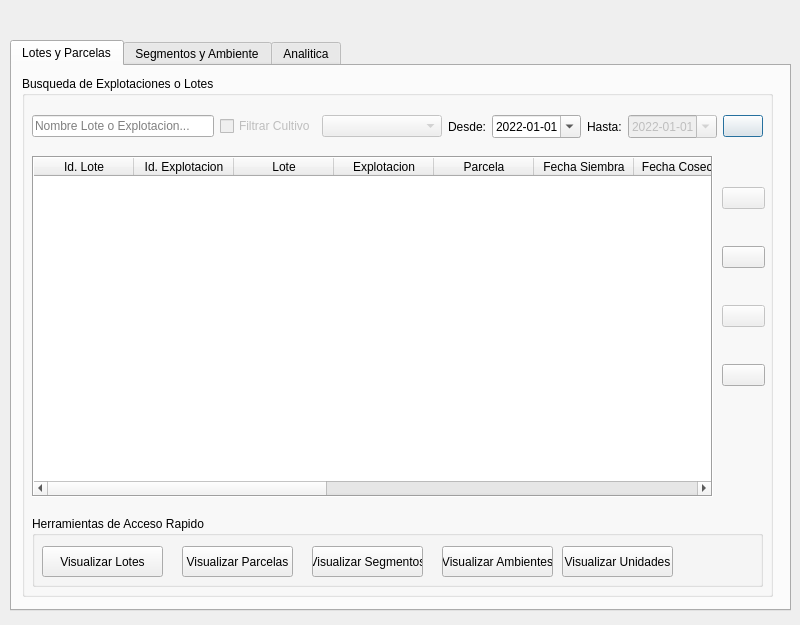
franciscocontreras93/agrae, file ui/agrae_main.ui: the form before one commit.
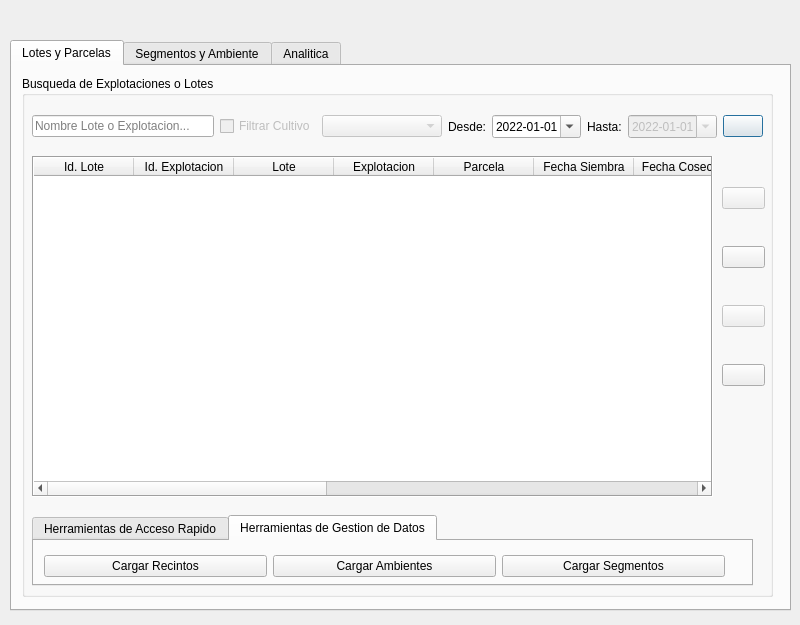
The form after the commit. The open tabs and pages were chosen to show the change.

```diff
--- a/ui/agrae_main.ui
+++ b/ui/agrae_main.ui
@@ -357,89 +357,114 @@
        </property>
       </column>
      </widget>
-     <widget class="QGroupBox" name="groupBox_9">
-      <property name="enabled">
-       <bool>true</bool>
-      </property>
+     <widget class="QTabWidget" name="tabWidget_2">
       <property name="geometry">
        <rect>
         <x>10</x>
-        <y>440</y>
-        <width>731</width>
+        <y>439</y>
+        <width>721</width>
         <height>71</height>
        </rect>
       </property>
-      <property name="title">
+      <property name="currentIndex">
+       <number>1</number>
+      </property>
+      <widget class="QWidget" name="tab">
+       <attribute name="title">
        <string>Herramientas de Acceso Rapido</string>
-      </property>
-      <widget class="QPushButton" name="btn_add_lotes">
-       <property name="enabled">
-        <bool>true</bool>
-       </property>
+       </attribute>
+       <widget class="QWidget" name="horizontalLayoutWidget_4">
        <property name="geometry">
         <rect>
          <x>10</x>
-         <y>30</y>
-         <width>121</width>
+          <y>10</y>
+          <width>691</width>
          <height>31</height>
         </rect>
        </property>
-       <property name="text">
-        <string>Visualizar Lotes</string>
-       </property>
-      </widget>
+        <layout class="QHBoxLayout" name="horizontalLayout_4">
+         <item>
       <widget class="QPushButton" name="btn_add_parcelas">
-       <property name="geometry">
-        <rect>
-         <x>150</x>
-         <y>30</y>
-         <width>111</width>
-         <height>31</height>
-        </rect>
-       </property>
        <property name="text">
         <string>Visualizar Parcelas</string>
        </property>
       </widget>
+         </item>
+         <item>
       <widget class="QPushButton" name="btn_add_segmentos">
-       <property name="geometry">
-        <rect>
-         <x>280</x>
-         <y>30</y>
-         <width>111</width>
-         <height>31</height>
-        </rect>
-       </property>
        <property name="text">
         <string>Visualizar Segmentos</string>
        </property>
       </widget>
+         </item>
+         <item>
+          <widget class="QPushButton" name="btn_add_lotes">
+           <property name="enabled">
+            <bool>true</bool>
+           </property>
+           <property name="text">
+            <string>Visualizar Lotes</string>
+           </property>
+          </widget>
+         </item>
+         <item>
       <widget class="QPushButton" name="btn_add_ambientes">
-       <property name="geometry">
-        <rect>
-         <x>410</x>
-         <y>30</y>
-         <width>111</width>
-         <height>31</height>
-        </rect>
-       </property>
        <property name="text">
         <string>Visualizar Ambientes</string>
        </property>
       </widget>
+         </item>
+         <item>
       <widget class="QPushButton" name="btn_add_unidades">
-       <property name="geometry">
-        <rect>
-         <x>530</x>
-         <y>30</y>
-         <width>111</width>
-         <height>31</height>
-        </rect>
-       </property>
        <property name="text">
         <string>Visualizar Unidades</string>
        </property>
       </widget>
+         </item>
+        </layout>
+       </widget>
+      </widget>
+      <widget class="QWidget" name="tab_3">
+       <attribute name="title">
+        <string>Herramientas de Gestion de Datos</string>
+       </attribute>
+       <widget class="QWidget" name="horizontalLayoutWidget_2">
+        <property name="geometry">
+         <rect>
+          <x>10</x>
+          <y>10</y>
+          <width>681</width>
+          <height>31</height>
+         </rect>
+        </property>
+        <layout class="QHBoxLayout" name="horizontalLayout_2">
+         <item>
+          <widget class="QPushButton" name="pushButton">
+           <property name="text">
+            <string>Cargar Recintos</string>
+           </property>
+          </widget>
+         </item>
+         <item>
+          <widget class="QPushButton" name="pushButton_3">
+           <property name="text">
+            <string>Cargar Ambientes</string>
+           </property>
+          </widget>
+         </item>
+         <item>
+          <widget class="QPushButton" name="pushButton_4">
+           <property name="enabled">
+            <bool>true</bool>
+           </property>
+           <property name="text">
+            <string>Cargar Segmentos</string>
+           </property>
+          </widget>
+         </item>
+        </layout>
+       </widget>
+      </widget>
      </widget>
     </widget>
    </widget>
@@ -682,35 +707,6 @@
       </layout>
      </widget>
     </widget>
-    <widget class="QPushButton" name="pushButton_3">
-     <property name="geometry">
-      <rect>
-       <x>20</x>
-       <y>490</y>
-       <width>101</width>
-       <height>31</height>
-      </rect>
-     </property>
-     <property name="text">
-      <string>Cargar Ambientes</string>
-     </property>
-    </widget>
-    <widget class="QPushButton" name="pushButton_4">
-     <property name="enabled">
-      <bool>true</bool>
-     </property>
-     <property name="geometry">
-      <rect>
-       <x>130</x>
-       <y>490</y>
-       <width>101</width>
-       <height>31</height>
-      </rect>
-     </property>
-     <property name="text">
-      <string>Cargar Segmentos</string>
-     </property>
-    </widget>
    </widget>
    <widget class="QWidget" name="tab_6">
     <property name="enabled">
```
Left out of the diff: 6 changed lines with no effect on the pictures. Lines whose indentation alone changed are shown as unchanged.
